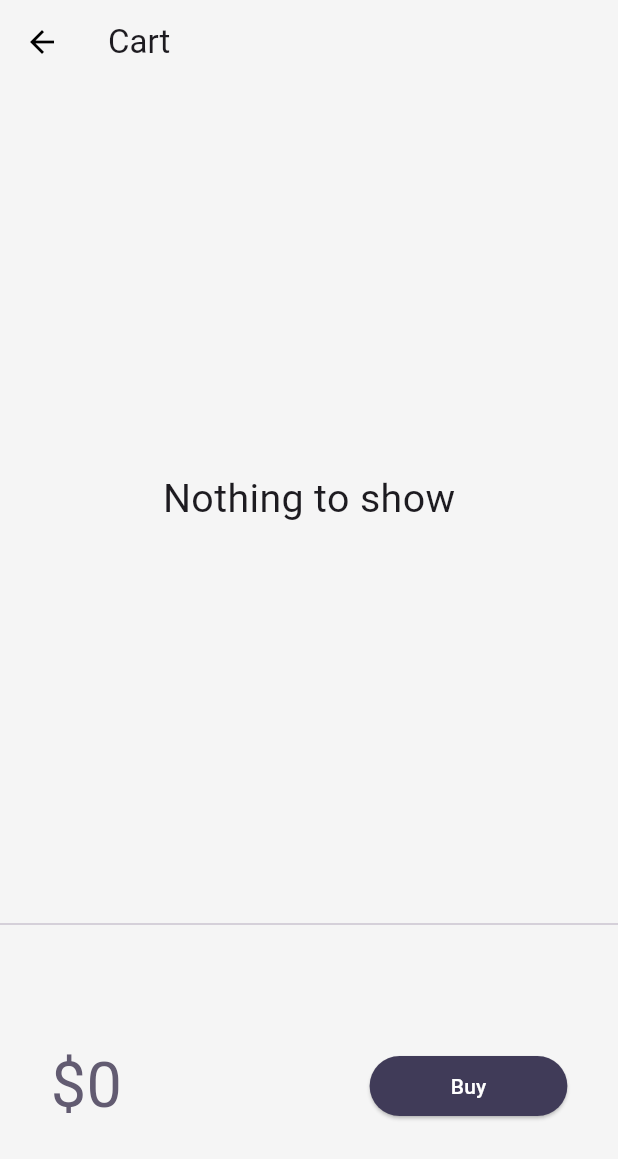
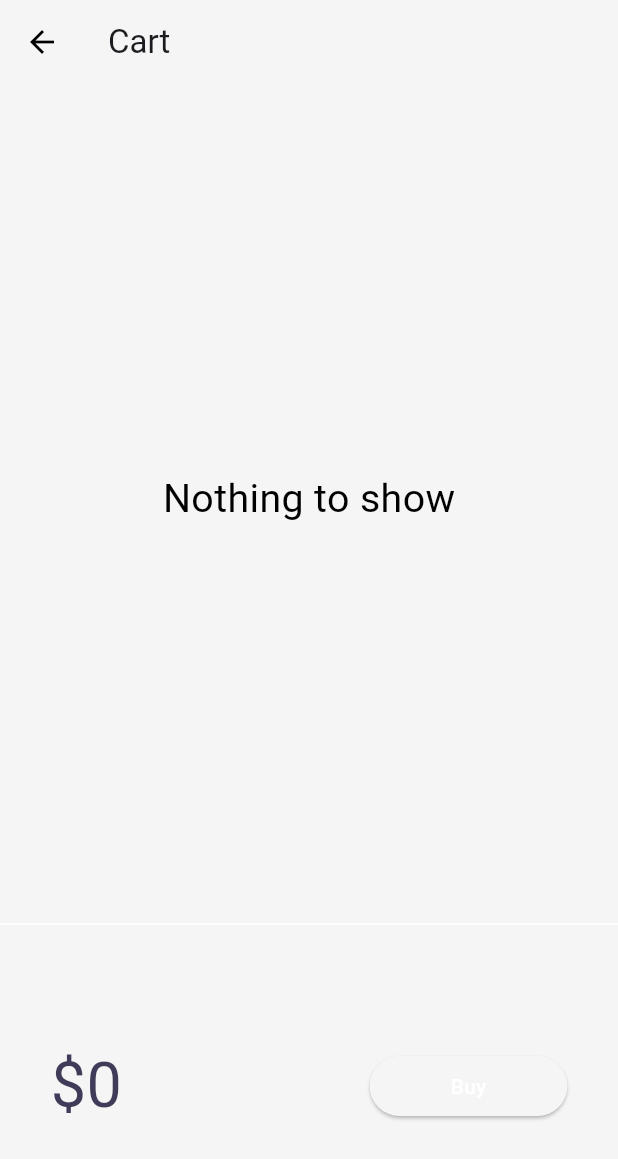
Before and after one commit to Vinay9222/7-Days-of-Flutter, a Flutter app: the CartPage screen opened by its route, on a phone screen of 412 x 824 dp. Shown: the top 1159 px of the screen. Run offline on Flutter 3.47's test engine with Material 3 defaults, Android fonts, the phone set to English and light mode, and no system bars; drawn by our look-alikes of velocity_x; network calls fail.

Commit message:
Day30 Completed

```diff
--- a/lib/pages/cart_page.dart
+++ b/lib/pages/cart_page.dart
@@ -41,7 +41,7 @@ class _CartTotal extends StatelessWidget {
               return "\$${_cart.totalPrice}"
                   .text
                   .xl5
-                  .color(context.theme.accentColor)
+                  .color(context.theme.colorScheme.secondary)
                   .make();
             },
           ),
@@ -54,7 +54,7 @@ class _CartTotal extends StatelessWidget {
             },
             style: ButtonStyle(
                 backgroundColor:
-                    MaterialStateProperty.all(context.theme.buttonColor)),
+                    MaterialStateProperty.all(context.theme.canvasColor)),
             child: "Buy".text.white.make(),
           ).w32(context)
         ],
@@ -62,6 +62,8 @@ class _CartTotal extends StatelessWidget {
     );
   }
 }
+
+mixin buttonColor {}
 
 class _CartList extends StatelessWidget {
   @override
--- a/lib/pages/home_page.dart
+++ b/lib/pages/home_page.dart
@@ -51,7 +51,7 @@ class _HomePageState extends State<HomePage> {
           builder: (BuildContext context, store, VxStatus? status) =>
               FloatingActionButton(
             onPressed: () => Navigator.pushNamed(context, MyRoutes.cartRoute),
-            backgroundColor: context.theme.buttonColor,
+            // backgroundColor: context.theme.buttonColor,
             child: Icon(
               CupertinoIcons.cart,
               color: Colors.white,
--- a/lib/pages/login_page.dart
+++ b/lib/pages/login_page.dart
@@ -92,7 +92,7 @@ class _LoginPageState extends State<LoginPage> {
                           height: 50,
                         ),
                         Material(
-                          color: context.theme.buttonColor,
+                          // color: context.theme.buttonColor,
                           child: InkWell(
                             onTap: () => moveToHome(context),
                             child: AnimatedContainer(
--- a/lib/widgets/home_widget/add_to_cart.dart
+++ b/lib/widgets/home_widget/add_to_cart.dart
@@ -25,7 +25,7 @@ class AddToCart extends StatelessWidget {
         }
       },
       style: ButtonStyle(
-          backgroundColor: MaterialStateProperty.all(context.theme.buttonColor),
+          // backgroundColor: MaterialStateProperty.all(context.theme.buttonColor),
           shape: MaterialStateProperty.all(
             StadiumBorder(),
           )),
--- a/lib/widgets/home_widget/catalog_header.dart
+++ b/lib/widgets/home_widget/catalog_header.dart
@@ -7,7 +7,7 @@ class CatalogHeader extends StatelessWidget {
     return Column(
       crossAxisAlignment: CrossAxisAlignment.start,
       children: [
-        "Catalog App".text.xl5.bold.color(context.theme.accentColor).make(),
+        "Catalog App".text.xl5.bold.color(context.theme.colorScheme.secondary).make(),
         "Trending products".text.xl2.make(),
       ],
     );
--- a/lib/widgets/themes.dart
+++ b/lib/widgets/themes.dart
@@ -3,33 +3,34 @@ import 'package:velocity_x/velocity_x.dart';
 
 class MyTheme {
   static ThemeData lightTheme(BuildContext context) => ThemeData(
-      primarySwatch: Colors.deepPurple,
       cardColor: Colors.white,
       canvasColor: creamColor,
-      buttonColor: darkBluishColor,
-      accentColor: darkBluishColor,
+      // buttonColor: darkBluishColor,
+      textButtonTheme: TextButtonThemeData(
+        style: TextButton.styleFrom(foregroundColor: darkBluishColor),
+      ),
       appBarTheme: AppBarTheme(
         color: Colors.white,
         elevation: 0.0,
-        iconTheme: IconThemeData(color: Colors.black),
-        textTheme: Theme.of(context).textTheme,
-      ));
+        iconTheme: IconThemeData(color: Colors.black), toolbarTextStyle: Theme.of(context).textTheme.bodyText2, titleTextStyle: Theme.of(context).textTheme.headline6,
+      ), colorScheme: ColorScheme.fromSwatch(primarySwatch: Colors.deepPurple).copyWith(secondary: darkBluishColor));
 
   static ThemeData darkTheme(BuildContext context) => ThemeData(
       brightness: Brightness.dark,
       cardColor: Colors.black,
       canvasColor: darkCreamColor,
-      buttonColor: lightBluishColor,
-      accentColor: Colors.white,
+      // buttonColor: lightBluishColor,
       appBarTheme: AppBarTheme(
         color: Colors.black,
         elevation: 0.0,
-        iconTheme: IconThemeData(color: Colors.white),
-        textTheme: Theme.of(context).textTheme.copyWith(
+        iconTheme: IconThemeData(color: Colors.white), toolbarTextStyle: Theme.of(context).textTheme.copyWith(
               headline6:
                   context.textTheme.headline6?.copyWith(color: Colors.white),
-            ),
-      ));
+            ).bodyText2, titleTextStyle: Theme.of(context).textTheme.copyWith(
+              headline6:
+                  context.textTheme.headline6?.copyWith(color: Colors.white),
+            ).headline6,
+      ), colorScheme: ColorScheme.fromSwatch().copyWith(secondary: Colors.white));
 
   //Colors
   static Color creamColor = Color(0xfff5f5f5);
```
Also changed, not shown: lib/widgets/home_widget/catalog_image.dart (+8 -1 lines), lib/widgets/home_widget/catalog_list.dart (+32 -10 lines), pubspec.lock, 2 other files.
